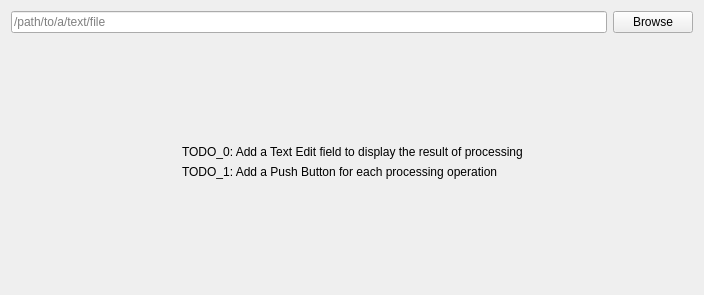
Above: Laborator5/exemple/schelet_ui_tema_1/html_converter.ui from cezarovici/ParadigmeDeProgramare before the change. Below: the same form after it.
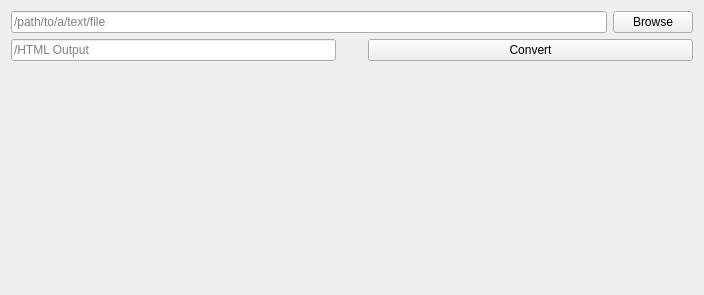
That is the form after the change.

Commit message: adding placeHolder for result and a convert button

The edit to the form file:
```diff
--- a/Laborator5/exemple/schelet_ui_tema_1/html_converter.ui
+++ b/Laborator5/exemple/schelet_ui_tema_1/html_converter.ui
@@ -35,19 +35,18 @@
      </item>
     </layout>
    </item>
-   <item row="1" column="1">
-    <spacer name="verticalSpacer_2">
-     <property name="orientation">
-      <enum>Qt::Vertical</enum>
-     </property>
-     <property name="sizeHint" stdset="0">
-      <size>
-       <width>20</width>
-       <height>92</height>
-      </size>
-     </property>
-    </spacer>
-   </item>
+   
+     <item row="1" column="0">
+      <widget class="QLineEdit" name="result">
+       <property name="readOnly">
+        <bool>true</bool>
+       </property>
+       <property name="placeholderText">
+        <string>/HTML Output</string>
+       </property>
+      </widget>
+     </item>
+   
    <item row="2" column="0">
     <spacer name="horizontalSpacer">
      <property name="orientation">
@@ -56,29 +55,21 @@
      <property name="sizeHint" stdset="0">
       <size>
        <width>124</width>
-       <height>20</height>
+       <height>100</height>
       </size>
      </property>
     </spacer>
    </item>
-   <item row="2" column="1">
-    <layout class="QVBoxLayout" name="verticalLayout">
-     <item>
-      <widget class="QLabel" name="todo0_lbl">
-       <property name="text">
-        <string>TODO_0: Add a Text Edit field to display the result of processing</string>
-       </property>
-      </widget>
-     </item>
-     <item>
-      <widget class="QLabel" name="todo1_lbl">
-       <property name="text">
-        <string>TODO_1: Add a Push Button for each processing operation</string>
-       </property>
-      </widget>
-     </item>
-    </layout>
-   </item>
+   
+
+    <item row="1" column="2">
+     <widget class="QPushButton" name="convert_btn">
+      <property name="text">
+        <string>Convert</string>
+      </property>
+     </widget>
+    </item>
+
    <item row="2" column="2">
     <spacer name="horizontalSpacer_2">
      <property name="orientation">
```
Left out of the diff: 15 changed lines with no effect on the pictures. The commit also changes 1 other file.
